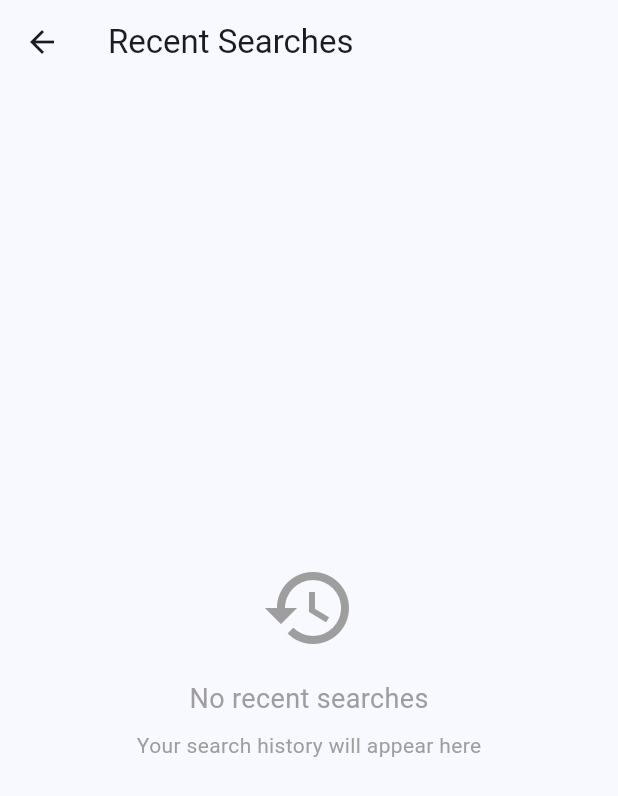
After one commit to nikhilweee/amtrak-live, a Flutter app: the screen it shows after launch, after a tap on the "history" icon, on a phone screen of 412 x 824 dp. The commit adds this screen. Shown: the top 796 px of the screen. Run offline on Flutter 3.47's test engine with Material 3 defaults, Android fonts, the light colour scheme and no system bars; our stand-ins replace shared_preferences, timezone.

Commit message:
feat: add recents page

```diff
--- a/lib/models.dart
+++ b/lib/models.dart
@@ -111,36 +111,28 @@ class TrainStop {
 
   DateTime? get scheduledArrivalTime {
     if (arrival == null) return null;
-    // Parse the datetime with timezone offset
     final utcDateTime = arrival!.scheduledTime;
-    // Convert to the station's timezone
     final location = tz.getLocation(stationTimeZone);
     return tz.TZDateTime.from(utcDateTime, location);
   }
 
   DateTime? get actualArrivalTime {
     if (arrival?.actualTime == null) return null;
-    // Parse the datetime with timezone offset
     final utcDateTime = arrival!.actualTime!;
-    // Convert to the station's timezone
     final location = tz.getLocation(stationTimeZone);
     return tz.TZDateTime.from(utcDateTime, location);
   }
 
   DateTime? get scheduledDepartureTime {
     if (departure == null) return null;
-    // Parse the datetime with timezone offset
     final utcDateTime = departure!.scheduledTime;
-    // Convert to the station's timezone
     final location = tz.getLocation(stationTimeZone);
     return tz.TZDateTime.from(utcDateTime, location);
   }
 
   DateTime? get actualDepartureTime {
     if (departure?.actualTime == null) return null;
-    // Parse the datetime with timezone offset
     final utcDateTime = departure!.actualTime!;
-    // Convert to the station's timezone
     final location = tz.getLocation(stationTimeZone);
     return tz.TZDateTime.from(utcDateTime, location);
   }
@@ -230,3 +222,40 @@ class TrainData {
     );
   }
 }
+
+// Recent Search Model
+class RecentSearch {
+  final String trainNumber;
+  final DateTime searchDate;
+  final DateTime timestamp;
+
+  const RecentSearch({
+    required this.trainNumber,
+    required this.searchDate,
+    required this.timestamp,
+  });
+
+  factory RecentSearch.fromJson(Map<String, dynamic> json) {
+    return RecentSearch(
+      trainNumber: json['trainNumber'],
+      searchDate: DateTime.parse(json['searchDate']),
+      timestamp: DateTime.parse(json['timestamp']),
+    );
+  }
+
+  Map<String, dynamic> toJson() {
+    return {
+      'trainNumber': trainNumber,
+      'searchDate': searchDate.toIso8601String(),
+      'timestamp': timestamp.toIso8601String(),
+    };
+  }
+
+  // Check if this search matches another (same train and date)
+  bool matches(String trainNum, DateTime date) {
+    return trainNumber == trainNum &&
+        searchDate.year == date.year &&
+        searchDate.month == date.month &&
+        searchDate.day == date.day;
+  }
+}
--- /dev/null
+++ b/lib/services/recent_search_service.dart
@@ -0,0 +1,80 @@
+import 'package:shared_preferences/shared_preferences.dart';
+import 'dart:convert';
+import '../models.dart';
+
+class RecentSearchService {
+  static const String _key = 'recent_searches';
+  static const int _maxSearches = 50;
+
+  // Load recent searches from SharedPreferences
+  static Future<List<RecentSearch>> loadRecentSearches() async {
+    final prefs = await SharedPreferences.getInstance();
+    final String? searchesJson = prefs.getString(_key);
+
+    if (searchesJson == null) return [];
+
+    try {
+      final List<dynamic> searchesList = json.decode(searchesJson);
+      return searchesList.map((json) => RecentSearch.fromJson(json)).toList();
+    } catch (e) {
+      // If there's an error parsing, return empty list
+      return [];
+    }
+  }
+
+  // Save recent searches to SharedPreferences
+  static Future<void> saveRecentSearches(List<RecentSearch> searches) async {
+    final prefs = await SharedPreferences.getInstance();
+    final String searchesJson = json.encode(
+      searches.map((search) => search.toJson()).toList(),
+    );
+    await prefs.setString(_key, searchesJson);
+  }
+
+  // Add a new search to recent searches
+  static Future<void> addRecentSearch(
+    String trainNumber,
+    DateTime searchDate,
+  ) async {
+    final searches = await loadRecentSearches();
+    final now = DateTime.now();
+
+    // Remove existing search if it matches (same train and date)
+    searches.removeWhere((search) => search.matches(trainNumber, searchDate));
+
+    // Add new search at the beginning
+    searches.insert(
+      0,
+      RecentSearch(
+        trainNumber: trainNumber,
+        searchDate: searchDate,
+        timestamp: now,
+      ),
+    );
+
+    // Keep only the most recent searches (up to _maxSearches)
+    if (searches.length > _maxSearches) {
+      searches.removeRange(_maxSearches, searches.length);
+    }
+
+    await saveRecentSearches(searches);
+  }
+
+  // Remove a specific search
+  static Future<void> removeRecentSearch(RecentSearch searchToRemove) async {
+    final searches = await loadRecentSearches();
+    searches.removeWhere(
+      (search) =>
+          search.trainNumber == searchToRemove.trainNumber &&
+          search.searchDate == searchToRemove.searchDate &&
+          search.timestamp == searchToRemove.timestamp,
+    );
+    await saveRecentSearches(searches);
+  }
+
+  // Clear all recent searches
+  static Future<void> clearAllRecentSearches() async {
+    final prefs = await SharedPreferences.getInstance();
+    await prefs.remove(_key);
+  }
+}
--- a/lib/widgets/home_page.dart
+++ b/lib/widgets/home_page.dart
@@ -3,8 +3,10 @@ import 'package:http/http.dart' as http;
 import 'package:intl/intl.dart';
 import 'dart:convert';
 import '../models.dart';
+import '../services/recent_search_service.dart';
 import 'search_form.dart';
 import 'search_results.dart';
+import 'recents_page.dart';
 
 class HomePage extends StatefulWidget {
   const HomePage({super.key});
@@ -25,6 +27,9 @@ class _HomePageState extends State<HomePage> {
     });
 
     try {
+      // Add to recent searches
+      await RecentSearchService.addRecentSearch(trainNumber, date);
+
       final formattedDate = DateFormat('yyyy-MM-dd').format(date);
       final uri = Uri.https(
         'www.amtrak.com',
@@ -59,12 +64,27 @@ class _HomePageState extends State<HomePage> {
     }
   }
 
+  void _navigateToRecents() {
+    Navigator.of(context).push(
+      MaterialPageRoute(
+        builder: (context) => RecentsPage(onSearchSelected: _searchTrain),
+      ),
+    );
+  }
+
   @override
   Widget build(BuildContext context) {
     return Scaffold(
       appBar: AppBar(
         title: const Text('Amtrak Live'),
         forceMaterialTransparency: true,
+        actions: [
+          IconButton(
+            onPressed: _navigateToRecents,
+            icon: const Icon(Icons.history),
+            tooltip: 'Recent Searches',
+          ),
+        ],
       ),
       body: Column(
         children: [
@@ -75,10 +95,7 @@ class _HomePageState extends State<HomePage> {
           ),
 
           // Search
-          SearchForm(
-            onSearch: _searchTrain,
-            isLoading: _isLoading,
-          ),
+          SearchForm(onSearch: _searchTrain, isLoading: _isLoading),
 
           // Results
           Expanded(
--- /dev/null
+++ b/lib/widgets/recents_page.dart
@@ -0,0 +1,169 @@
+import 'package:flutter/material.dart';
+import 'package:intl/intl.dart';
+import '../models.dart';
+import '../services/recent_search_service.dart';
+
+class RecentsPage extends StatefulWidget {
+  final Function(String trainNumber, DateTime date) onSearchSelected;
+
+  const RecentsPage({super.key, required this.onSearchSelected});
+
+  @override
+  State<RecentsPage> createState() => _RecentsPageState();
+}
+
+class _RecentsPageState extends State<RecentsPage> {
+  List<RecentSearch> _recentSearches = [];
+  bool _isLoading = true;
+
+  @override
+  void initState() {
+    super.initState();
+    _loadRecentSearches();
+  }
+
+  Future<void> _loadRecentSearches() async {
+    final searches = await RecentSearchService.loadRecentSearches();
+    setState(() {
+      _recentSearches = searches;
+      _isLoading = false;
+    });
+  }
+
+  Future<void> _removeSearch(RecentSearch search) async {
+    await RecentSearchService.removeRecentSearch(search);
+    await _loadRecentSearches();
+  }
+
+  Future<void> _clearAllSearches() async {
+    final bool? confirm = await showDialog<bool>(
+      context: context,
+      builder: (context) => AlertDialog(
+        title: const Text('Clear All Recent Searches'),
+        content: const Text(
+          'Are you sure you want to clear all recent searches? This action cannot be undone.',
+        ),
+        actions: [
+          TextButton(
+            onPressed: () => Navigator.of(context).pop(false),
+            child: const Text('Cancel'),
+          ),
+          TextButton(
+            onPressed: () => Navigator.of(context).pop(true),
+            child: const Text('Clear All'),
+          ),
+        ],
+      ),
+    );
+
+    if (confirm == true) {
+      await RecentSearchService.clearAllRecentSearches();
+      await _loadRecentSearches();
+    }
+  }
+
+  void _selectSearch(RecentSearch search) {
+    Navigator.of(context).pop();
+    widget.onSearchSelected(search.trainNumber, search.searchDate);
+  }
+
+  String _formatTimestamp(DateTime timestamp) {
+    final now = DateTime.now();
+    final difference = now.difference(timestamp);
+
+    if (difference.inDays == 0) {
+      // Today - show time
+      return DateFormat('h:mm a').format(timestamp);
+    } else if (difference.inDays == 1) {
+      // Yesterday
+      return 'Yesterday';
+    } else if (difference.inDays < 7) {
+      // This week - show day
+      return DateFormat('EEEE').format(timestamp);
+    } else {
+      // Older - show date
+      return DateFormat('MMM d').format(timestamp);
+    }
+  }
+
+  @override
+  Widget build(BuildContext context) {
+    return Scaffold(
+      appBar: AppBar(
+        title: const Text('Recent Searches'),
+        forceMaterialTransparency: true,
+        actions: _recentSearches.isNotEmpty
+            ? [
+                IconButton(
+                  onPressed: _clearAllSearches,
+                  icon: const Icon(Icons.clear_all),
+                  tooltip: 'Clear All',
+                ),
+              ]
+            : null,
+      ),
+      body: _isLoading
+          ? const Center(child: CircularProgressIndicator())
+          : _recentSearches.isEmpty
+          ? const Center(
+              child: Column(
+                mainAxisAlignment: MainAxisAlignment.center,
+                children: [
+                  Icon(Icons.history, size: 64, color: Colors.grey),
+                  SizedBox(height: 16),
+                  Text(
+                    'No recent searches',
+                    style: TextStyle(fontSize: 18, color: Colors.grey),
+                  ),
+                  SizedBox(height: 8),
+                  Text(
+                    'Your search history will appear here',
+                    style: TextStyle(color: Colors.grey),
+                  ),
+                ],
+              ),
+            )
+          : ListView.builder(
+              itemCount: _recentSearches.length,
+              itemBuilder: (context, index) {
+                final search = _recentSearches[index];
+                return Dismissible(
+                  key: Key(
+                    '${search.trainNumber}_${search.timestamp.millisecondsSinceEpoch}',
+                  ),
+                  direction: DismissDirection.endToStart,
+                  background: Container(
+                    color: Colors.red,
+                    alignment: Alignment.centerRight,
+                    padding: const EdgeInsets.only(right: 16),
+                    child: const Icon(Icons.delete, color: Colors.white),
+                  ),
+                  onDismissed: (direction) {
+                    _removeSearch(search);
+                    ScaffoldMessenger.of(context).showSnackBar(
+                      SnackBar(
+                        content: Text(
+                          'Removed search for Train ${search.trainNumber}',
+                        ),
+                        duration: const Duration(seconds: 2),
+                      ),
+                    );
+                  },
+                  child: ListTile(
+                    leading: const Icon(Icons.train),
+                    title: Text('Train ${search.trainNumber}'),
+                    subtitle: Text(
+                      DateFormat('MMMM d, yyyy').format(search.searchDate),
+                    ),
+                    trailing: Text(
+                      _formatTimestamp(search.timestamp),
+                      style: Theme.of(context).textTheme.bodySmall,
+                    ),
+                    onTap: () => _selectSearch(search),
+                  ),
+                );
+              },
+            ),
+    );
+  }
+}
```
Also changed, not shown: lib/widgets/search_form.dart (+8 -4 lines).
